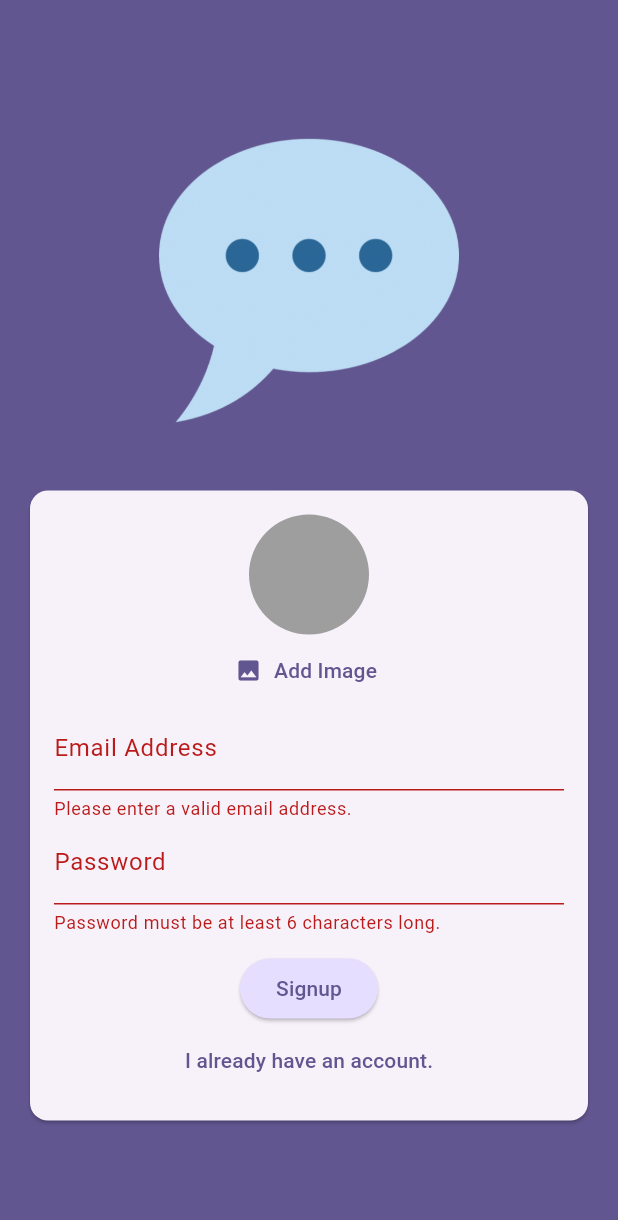
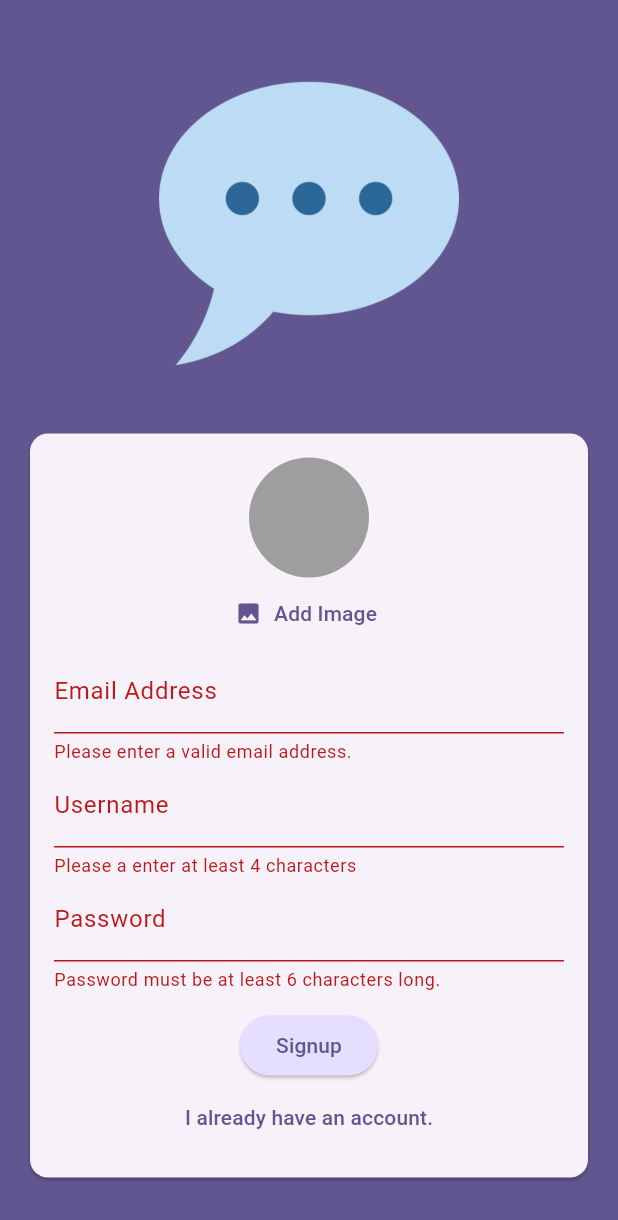
Before and after one commit to SebiC98/chat-app, a Flutter app: the screen it shows after launch, after a tap on "Login", after a tap on "Create an account", after a tap on "Signup", on a phone screen of 412 x 824 dp. Shown: the top 1220 px of the screen. Run offline on Flutter 3.47's test engine with Material 3 defaults, Android fonts, the phone set to English and light mode, and no system bars; our stand-ins replace cloud_firestore, firebase_auth, firebase_core, firebase_storage, image_picker; accounts and stored records are empty.

Commit message:
Storing Username

```diff
--- a/lib/screens/auth.dart
+++ b/lib/screens/auth.dart
@@ -25,6 +25,7 @@ class _AuthScreenState extends State<AuthScreen> {
   var _enteredPassword = '';
   File? _selectedImage;
   var _isAuthenticating = false;
+  var _enteredUsername = '';
 
   void _submit() async {
     final isValid = _form.currentState!.validate();
@@ -57,7 +58,7 @@ class _AuthScreenState extends State<AuthScreen> {
             .collection('users')
             .doc(userCredentials.user!.uid)
             .set({
-          'username': 'to be done...',
+          'username': _enteredUsername,
           'email': _enteredEmail,
           'image_url': imageUrl,
         });
@@ -131,6 +132,23 @@ class _AuthScreenState extends State<AuthScreen> {
                               _enteredEmail = value!;
                             },
                           ),
+                          if (!_isLogin)
+                            TextFormField(
+                              decoration:
+                                  const InputDecoration(labelText: 'Username'),
+                              enableSuggestions: false,
+                              validator: (value) {
+                                if (value == null ||
+                                    value.isEmpty ||
+                                    value.trim().length < 4) {
+                                  return 'Please a enter at least 4 characters';
+                                }
+                                return null;
+                              },
+                              onSaved: (value) {
+                                _enteredUsername = value!;
+                              },
+                            ),
                           TextFormField(
                             decoration:
                                 const InputDecoration(labelText: 'Password'),
```
Also changed, not shown: 1 other file.
